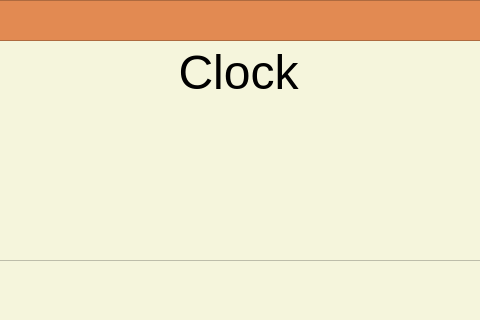
Old version of the form Esther-part/englishoverlay.ui in the repository jadeyun/2025-Project; both pictures show x 167 to 647 and y 0 to 320 of the 807 by 505 pixel window.
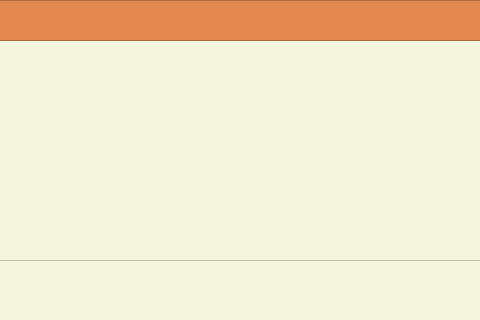
New version of the form. Icons and pictures are not drawn.

Patch:
```diff
--- a/Esther-part/englishoverlay.ui
+++ b/Esther-part/englishoverlay.ui
@@ -23,29 +23,6 @@
    <string notr="true">background-color: beige;
 </string>
   </property>
-  <widget class="QTextEdit" name="textEdit">
-   <property name="geometry">
-    <rect>
-     <x>0</x>
-     <y>40</y>
-     <width>811</width>
-     <height>221</height>
-    </rect>
-   </property>
-   <property name="styleSheet">
-    <string notr="true">background-color: beige;</string>
-   </property>
-   <property name="html">
-    <string>&lt;!DOCTYPE HTML PUBLIC &quot;-//W3C//DTD HTML 4.0//EN&quot; &quot;http://www.w3.org/TR/REC-html40/strict.dtd&quot;&gt;
-&lt;html&gt;&lt;head&gt;&lt;meta name=&quot;qrichtext&quot; content=&quot;1&quot; /&gt;&lt;meta charset=&quot;utf-8&quot; /&gt;&lt;style type=&quot;text/css&quot;&gt;
-p, li { white-space: pre-wrap; }
-hr { height: 1px; border-width: 0; }
-li.unchecked::marker { content: &quot;\2610&quot;; }
-li.checked::marker { content: &quot;\2612&quot;; }
-&lt;/style&gt;&lt;/head&gt;&lt;body style=&quot; font-family:'.AppleSystemUIFont'; font-size:13pt; font-weight:400; font-style:normal;&quot;&gt;
-&lt;p align=&quot;center&quot; style=&quot; margin-top:0px; margin-bottom:0px; margin-left:0px; margin-right:0px; -qt-block-indent:0; text-indent:0px;&quot;&gt;&lt;span style=&quot; font-size:36pt;&quot;&gt;Clock&lt;/span&gt;&lt;/p&gt;&lt;/body&gt;&lt;/html&gt;</string>
-   </property>
-  </widget>
   <widget class="QListWidget" name="listWidget">
    <property name="geometry">
     <rect>
@@ -146,7 +123,7 @@
      <x>0</x>
      <y>40</y>
      <width>831</width>
-     <height>81</height>
+     <height>221</height>
     </rect>
    </property>
   </widget>
```
Left out of the diff: 1 changed line with no effect on the pictures.
